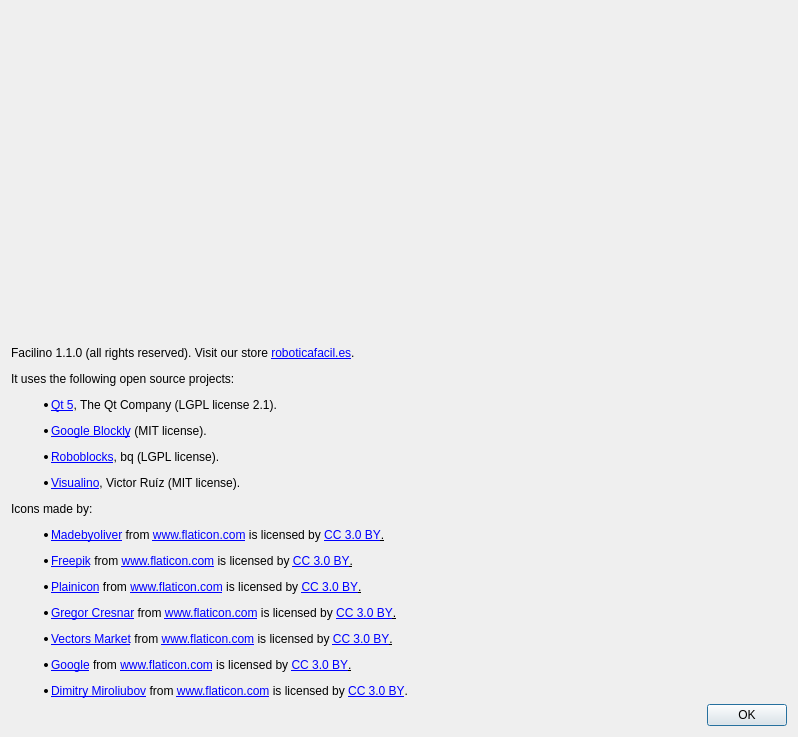
Above: src/aboutdialog.ui from roboticafacil/facilino before the change. Below: the same form after it.
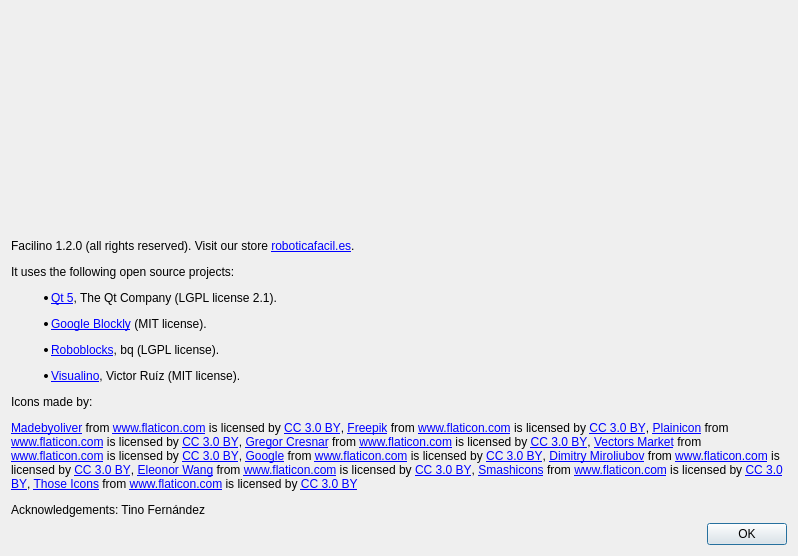
That is the form after the change. Icons and pictures are not drawn.

The edit to the form file:
```diff
--- a/src/aboutdialog.ui
+++ b/src/aboutdialog.ui
@@ -7,7 +7,7 @@
     <x>0</x>
     <y>0</y>
     <width>798</width>
-    <height>737</height>
+    <height>556</height>
    </rect>
   </property>
   <property name="windowTitle">
@@ -39,7 +39,9 @@
    <item>
     <widget class="QLabel" name="label_4">
      <property name="text">
-      <string>&lt;html&gt;&lt;head/&gt;&lt;body&gt;&lt;p&gt;Facilino 1.1.0 (all rights reserved). Visit our store &lt;a href=&quot;https://roboticafacil.es&quot;&gt;&lt;span style=&quot; text-decoration: underline; color:#0000ff;&quot;&gt;roboticafacil.es&lt;/span&gt;&lt;/a&gt;.&lt;/p&gt;&lt;p&gt;It uses the following open source projects:&lt;/p&gt;&lt;ul style=&quot;margin-top: 0px; margin-bottom: 0px; margin-left: 0px; margin-right: 0px; -qt-list-indent: 1;&quot;&gt;&lt;li style=&quot; margin-top:12px; margin-bottom:0px; margin-left:0px; margin-right:0px; -qt-block-indent:0; text-indent:0px;&quot;&gt;&lt;a href=&quot;http://www.qt.io/&quot;&gt;&lt;span style=&quot; text-decoration: underline; color:#0000ff;&quot;&gt;Qt 5&lt;/span&gt;&lt;/a&gt;, The Qt Company (LGPL license 2.1).&lt;/li&gt;&lt;li style=&quot; margin-top:12px; margin-bottom:0px; margin-left:0px; margin-right:0px; -qt-block-indent:0; text-indent:0px;&quot;&gt;&lt;a href=&quot;https://developers.google.com/blockly/&quot;&gt;&lt;span style=&quot; text-decoration: underline; color:#0000ff;&quot;&gt;Google Blockly&lt;/span&gt;&lt;/a&gt; (MIT license).&lt;/li&gt;&lt;li style=&quot; margin-top:12px; margin-bottom:0px; margin-left:0px; margin-right:0px; -qt-block-indent:0; text-indent:0px;&quot;&gt;&lt;a href=&quot;https://github.com/bq/roboblocks&quot;&gt;&lt;span style=&quot; text-decoration: underline; color:#0000ff;&quot;&gt;Roboblocks&lt;/span&gt;&lt;/a&gt;, bq (LGPL license).&lt;/li&gt;&lt;li style=&quot; margin-top:12px; margin-bottom:0px; margin-left:0px; margin-right:0px; -qt-block-indent:0; text-indent:0px;&quot;&gt;&lt;a href=&quot;http://visualino.net&quot;&gt;&lt;span style=&quot; text-decoration: underline; color:#0000ff;&quot;&gt;Visualino&lt;/span&gt;&lt;/a&gt;, Victor Ruíz (MIT license).&lt;/li&gt;&lt;/ul&gt;&lt;p&gt;Icons made by:&lt;/p&gt;&lt;ul style=&quot;margin-top: 0px; margin-bottom: 0px; margin-left: 0px; margin-right: 0px; -qt-list-indent: 1;&quot;&gt;&lt;li style=&quot; margin-top:12px; margin-bottom:0px; margin-left:0px; margin-right:0px; -qt-block-indent:0; text-indent:0px;&quot;&gt;&lt;a href=&quot; http://www.flaticon.com/authors/madebyoliver&quot;&gt;&lt;span style=&quot; text-decoration: underline; color:#0000ff;&quot;&gt;Madebyoliver&lt;/span&gt;&lt;/a&gt; from &lt;a href=&quot; http://www.flaticon.com&quot;&gt;&lt;span style=&quot; text-decoration: underline; color:#0000ff;&quot;&gt;www.flaticon.com&lt;/span&gt;&lt;/a&gt; is licensed by &lt;a href=&quot;http://creativecommons.org/licenses/by/3.0/&quot;&gt;&lt;span style=&quot; text-decoration: underline; color:#0000ff;&quot;&gt;CC 3.0 BY&lt;/span&gt;&lt;/a&gt;&lt;a href=&quot;http://creativecommons.org/licenses/by/3.0/&quot;&gt;&lt;span style=&quot; text-decoration: underline; color:#000000;&quot;&gt;.&lt;/span&gt;&lt;/a&gt;&lt;/li&gt;&lt;/ul&gt;&lt;ul style=&quot;margin-top: 0px; margin-bottom: 0px; margin-left: 0px; margin-right: 0px; -qt-list-indent: 1;&quot;&gt;&lt;li style=&quot; margin-top:12px; margin-bottom:0px; margin-left:0px; margin-right:0px; -qt-block-indent:0; text-indent:0px;&quot;&gt;&lt;a href=&quot;http://www.freepik.com&quot;&gt;&lt;span style=&quot; text-decoration: underline; color:#0000ff;&quot;&gt;Freepik&lt;/span&gt;&lt;/a&gt; from &lt;a href=&quot; http://www.flaticon.com&quot;&gt;&lt;span style=&quot; text-decoration: underline; color:#0000ff;&quot;&gt;www.flaticon.com&lt;/span&gt;&lt;/a&gt; is licensed by &lt;a href=&quot;http://creativecommons.org/licenses/by/3.0/&quot;&gt;&lt;span style=&quot; text-decoration: underline; color:#0000ff;&quot;&gt;CC 3.0 BY&lt;/span&gt;&lt;/a&gt;&lt;a href=&quot;http://creativecommons.org/licenses/by/3.0/&quot;&gt;&lt;span style=&quot; text-decoration: underline; color:#000000;&quot;&gt;.&lt;/span&gt;&lt;/a&gt;&lt;/li&gt;&lt;/ul&gt;&lt;ul style=&quot;margin-top: 0px; margin-bottom: 0px; margin-left: 0px; margin-right: 0px; -qt-list-indent: 1;&quot;&gt;&lt;li style=&quot; margin-top:12px; margin-bottom:0px; margin-left:0px; margin-right:0px; -qt-block-indent:0; text-indent:0px;&quot;&gt;&lt;a href=&quot;http://www.flaticon.com/authors/plainicon&quot;&gt;&lt;span style=&quot; text-decoration: underline; color:#0000ff;&quot;&gt;Plainicon&lt;/span&gt;&lt;/a&gt; from &lt;a href=&quot; http://www.flaticon.com&quot;&gt;&lt;span style=&quot; text-decoration: underline; color:#0000ff;&quot;&gt;www.flaticon.com&lt;/span&gt;&lt;/a&gt; is licensed by &lt;a href=&quot;http://creativecommons.org/licenses/by/3.0/&quot;&gt;&lt;span style=&quot; text-decoration: underline; color:#0000ff;&quot;&gt;CC 3.0 BY&lt;/span&gt;&lt;/a&gt;&lt;a href=&quot;http://creativecommons.org/licenses/by/3.0/&quot;&gt;&lt;span style=&quot; text-decoration: underline; color:#000000;&quot;&gt;.&lt;/span&gt;&lt;/a&gt;&lt;/li&gt;&lt;/ul&gt;&lt;ul style=&quot;margin-top: 0px; margin-bottom: 0px; margin-left: 0px; margin-right: 0px; -qt-list-indent: 1;&quot;&gt;&lt;li style=&quot; margin-top:12px; margin-bottom:0px; margin-left:0px; margin-right:0px; -qt-block-indent:0; text-indent:0px;&quot;&gt;&lt;a href=&quot;http://www.flaticon.com/authors/gregor-cresnar&quot;&gt;&lt;span style=&quot; text-decoration: underline; color:#0000ff;&quot;&gt;Gregor Cresnar&lt;/span&gt;&lt;/a&gt; from &lt;a href=&quot; http://www.flaticon.com&quot;&gt;&lt;span style=&quot; text-decoration: underline; color:#0000ff;&quot;&gt;www.flaticon.com&lt;/span&gt;&lt;/a&gt; is licensed by &lt;a href=&quot;http://creativecommons.org/licenses/by/3.0/&quot;&gt;&lt;span style=&quot; text-decoration: underline; color:#0000ff;&quot;&gt;CC 3.0 BY&lt;/span&gt;&lt;/a&gt;&lt;a href=&quot;http://creativecommons.org/licenses/by/3.0/&quot;&gt;&lt;span style=&quot; text-decoration: underline; color:#000000;&quot;&gt;.&lt;/span&gt;&lt;/a&gt;&lt;/li&gt;&lt;/ul&gt;&lt;ul style=&quot;margin-top: 0px; margin-bottom: 0px; margin-left: 0px; margin-right: 0px; -qt-list-indent: 1;&quot;&gt;&lt;li style=&quot; margin-top:12px; margin-bottom:0px; margin-left:0px; margin-right:0px; -qt-block-indent:0; text-indent:0px;&quot;&gt;&lt;a href=&quot;http://www.flaticon.com/authors/vectors-market&quot;&gt;&lt;span style=&quot; text-decoration: underline; color:#0000ff;&quot;&gt;Vectors Market&lt;/span&gt;&lt;/a&gt; from &lt;a href=&quot; http://www.flaticon.com&quot;&gt;&lt;span style=&quot; text-decoration: underline; color:#0000ff;&quot;&gt;www.flaticon.com&lt;/span&gt;&lt;/a&gt; is licensed by &lt;a href=&quot;http://creativecommons.org/licenses/by/3.0/&quot;&gt;&lt;span style=&quot; text-decoration: underline; color:#0000ff;&quot;&gt;CC 3.0 BY&lt;/span&gt;&lt;/a&gt;&lt;a href=&quot;http://creativecommons.org/licenses/by/3.0/&quot;&gt;&lt;span style=&quot; text-decoration: underline; color:#000000;&quot;&gt;.&lt;/span&gt;&lt;/a&gt;&lt;/li&gt;&lt;/ul&gt;&lt;ul style=&quot;margin-top: 0px; margin-bottom: 0px; margin-left: 0px; margin-right: 0px; -qt-list-indent: 1;&quot;&gt;&lt;li style=&quot; margin-top:12px; margin-bottom:0px; margin-left:0px; margin-right:0px; -qt-block-indent:0; text-indent:0px;&quot;&gt;&lt;a href=&quot; http://www.flaticon.com/authors/google&quot;&gt;&lt;span style=&quot; text-decoration: underline; color:#0000ff;&quot;&gt;Google&lt;/span&gt;&lt;/a&gt; from &lt;a href=&quot; http://www.flaticon.com&quot;&gt;&lt;span style=&quot; text-decoration: underline; color:#0000ff;&quot;&gt;www.flaticon.com&lt;/span&gt;&lt;/a&gt; is licensed by &lt;a href=&quot;http://creativecommons.org/licenses/by/3.0/&quot;&gt;&lt;span style=&quot; text-decoration: underline; color:#0000ff;&quot;&gt;CC 3.0 BY&lt;/span&gt;&lt;/a&gt;&lt;a href=&quot;http://creativecommons.org/licenses/by/3.0/&quot;&gt;&lt;span style=&quot; text-decoration: underline; color:#000000;&quot;&gt;.&lt;/span&gt;&lt;/a&gt;&lt;/li&gt;&lt;/ul&gt;&lt;ul style=&quot;margin-top: 0px; margin-bottom: 0px; margin-left: 0px; margin-right: 0px; -qt-list-indent: 1;&quot;&gt;&lt;li style=&quot; margin-top:12px; margin-bottom:0px; margin-left:0px; margin-right:0px; -qt-block-indent:0; text-indent:0px;&quot;&gt;&lt;a href=&quot;http://www.flaticon.com/authors/dimitry-miroliubov&quot;&gt;&lt;span style=&quot; text-decoration: underline; color:#0000ff;&quot;&gt;Dimitry Miroliubov&lt;/span&gt;&lt;/a&gt; from &lt;a href=&quot;http://www.flaticon.com&quot;&gt;&lt;span style=&quot; text-decoration: underline; color:#0000ff;&quot;&gt;www.flaticon.com&lt;/span&gt;&lt;/a&gt; is licensed by &lt;a href=&quot;http://creativecommons.org/licenses/by/3.0/&quot;&gt;&lt;span style=&quot; text-decoration: underline; color:#0000ff;&quot;&gt;CC 3.0 BY&lt;/span&gt;&lt;/a&gt;.&lt;/li&gt;&lt;/ul&gt;&lt;/body&gt;&lt;/html&gt;</string>
+      <string>&lt;html&gt;&lt;head/&gt;&lt;body&gt;&lt;p&gt;Facilino 1.2.0 (all rights reserved). Visit our store &lt;a href=&quot;https://roboticafacil.es&quot;&gt;&lt;span style=&quot; text-decoration: underline; color:#0000ff;&quot;&gt;roboticafacil.es&lt;/span&gt;&lt;/a&gt;.&lt;/p&gt;&lt;p&gt;It uses the following open source projects:&lt;/p&gt;&lt;ul style=&quot;margin-top: 0px; margin-bottom: 0px; margin-left: 0px; margin-right: 0px; -qt-list-indent: 1;&quot;&gt;&lt;li style=&quot; margin-top:12px; margin-bottom:0px; margin-left:0px; margin-right:0px; -qt-block-indent:0; text-indent:0px;&quot;&gt;&lt;a href=&quot;http://www.qt.io/&quot;&gt;&lt;span style=&quot; text-decoration: underline; color:#0000ff;&quot;&gt;Qt 5&lt;/span&gt;&lt;/a&gt;, The Qt Company (LGPL license 2.1).&lt;/li&gt;&lt;li style=&quot; margin-top:12px; margin-bottom:0px; margin-left:0px; margin-right:0px; -qt-block-indent:0; text-indent:0px;&quot;&gt;&lt;a href=&quot;https://developers.google.com/blockly/&quot;&gt;&lt;span style=&quot; text-decoration: underline; color:#0000ff;&quot;&gt;Google Blockly&lt;/span&gt;&lt;/a&gt; (MIT license).&lt;/li&gt;&lt;li style=&quot; margin-top:12px; margin-bottom:0px; margin-left:0px; margin-right:0px; -qt-block-indent:0; text-indent:0px;&quot;&gt;&lt;a href=&quot;https://github.com/bq/roboblocks&quot;&gt;&lt;span style=&quot; text-decoration: underline; color:#0000ff;&quot;&gt;Roboblocks&lt;/span&gt;&lt;/a&gt;, bq (LGPL license).&lt;/li&gt;&lt;li style=&quot; margin-top:12px; margin-bottom:0px; margin-left:0px; margin-right:0px; -qt-block-indent:0; text-indent:0px;&quot;&gt;&lt;a href=&quot;http://visualino.net&quot;&gt;&lt;span style=&quot; text-decoration: underline; color:#0000ff;&quot;&gt;Visualino&lt;/span&gt;&lt;/a&gt;, Victor Ruíz (MIT license).&lt;/li&gt;&lt;/ul&gt;&lt;p&gt;Icons made by:&lt;/p&gt;&lt;a href=&quot; http://www.flaticon.com/authors/madebyoliver&quot;&gt;&lt;span style=&quot; text-decoration: underline; color:#0000ff;&quot;&gt;Madebyoliver&lt;/span&gt;&lt;/a&gt; from &lt;a href=&quot; http://www.flaticon.com&quot;&gt;&lt;span style=&quot; text-decoration: underline; color:#0000ff;&quot;&gt;www.flaticon.com&lt;/span&gt;&lt;/a&gt; is licensed by &lt;a href=&quot;http://creativecommons.org/licenses/by/3.0/&quot;&gt;&lt;span style=&quot; text-decoration: underline; color:#0000ff;&quot;&gt;CC 3.0 BY&lt;/span&gt;&lt;/a&gt;, 
+&lt;a href=&quot;http://www.freepik.com&quot;&gt;&lt;span style=&quot; text-decoration: underline; color:#0000ff;&quot;&gt;Freepik&lt;/span&gt;&lt;/a&gt; from &lt;a href=&quot; http://www.flaticon.com&quot;&gt;&lt;span style=&quot; text-decoration: underline; color:#0000ff;&quot;&gt;www.flaticon.com&lt;/span&gt;&lt;/a&gt; is licensed by &lt;a href=&quot;http://creativecommons.org/licenses/by/3.0/&quot;&gt;&lt;span style=&quot; text-decoration: underline; color:#0000ff;&quot;&gt;CC 3.0 BY&lt;/span&gt;&lt;/a&gt;, &lt;a href=&quot;http://www.flaticon.com/authors/plainicon&quot;&gt;&lt;span style=&quot; text-decoration: underline; color:#0000ff;&quot;&gt;Plainicon&lt;/span&gt;&lt;/a&gt; from &lt;a href=&quot; http://www.flaticon.com&quot;&gt;&lt;span style=&quot; text-decoration: underline; color:#0000ff;&quot;&gt;www.flaticon.com&lt;/span&gt;&lt;/a&gt; is licensed by &lt;a href=&quot;http://creativecommons.org/licenses/by/3.0/&quot;&gt;&lt;span style=&quot; text-decoration: underline; color:#0000ff;&quot;&gt;CC 3.0 BY&lt;/span&gt;&lt;/a&gt;, &lt;a href=&quot;http://www.flaticon.com/authors/gregor-cresnar&quot;&gt;&lt;span style=&quot; text-decoration: underline; color:#0000ff;&quot;&gt;Gregor Cresnar&lt;/span&gt;&lt;/a&gt; from &lt;a href=&quot; http://www.flaticon.com&quot;&gt;&lt;span style=&quot; text-decoration: underline; color:#0000ff;&quot;&gt;www.flaticon.com&lt;/span&gt;&lt;/a&gt; is licensed by &lt;a href=&quot;http://creativecommons.org/licenses/by/3.0/&quot;&gt;&lt;span style=&quot; text-decoration: underline; color:#0000ff;&quot;&gt;CC 3.0 BY&lt;/span&gt;&lt;/a&gt;, &lt;a href=&quot;http://www.flaticon.com/authors/vectors-market&quot;&gt;&lt;span style=&quot; text-decoration: underline; color:#0000ff;&quot;&gt;Vectors Market&lt;/span&gt;&lt;/a&gt; from &lt;a href=&quot; http://www.flaticon.com&quot;&gt;&lt;span style=&quot; text-decoration: underline; color:#0000ff;&quot;&gt;www.flaticon.com&lt;/span&gt;&lt;/a&gt; is licensed by &lt;a href=&quot;http://creativecommons.org/licenses/by/3.0/&quot;&gt;&lt;span style=&quot; text-decoration: underline; color:#0000ff;&quot;&gt;CC 3.0 BY&lt;/span&gt;&lt;/a&gt;, &lt;a href=&quot; http://www.flaticon.com/authors/google&quot;&gt;&lt;span style=&quot; text-decoration: underline; color:#0000ff;&quot;&gt;Google&lt;/span&gt;&lt;/a&gt; from &lt;a href=&quot; http://www.flaticon.com&quot;&gt;&lt;span style=&quot; text-decoration: underline; color:#0000ff;&quot;&gt;www.flaticon.com&lt;/span&gt;&lt;/a&gt; is licensed by &lt;a href=&quot;http://creativecommons.org/licenses/by/3.0/&quot;&gt;&lt;span style=&quot; text-decoration: underline; color:#0000ff;&quot;&gt;CC 3.0 BY&lt;/span&gt;&lt;/a&gt;, &lt;a href=&quot;http://www.flaticon.com/authors/dimitry-miroliubov&quot;&gt;&lt;span style=&quot; text-decoration: underline; color:#0000ff;&quot;&gt;Dimitry Miroliubov&lt;/span&gt;&lt;/a&gt; from &lt;a href=&quot;http://www.flaticon.com&quot;&gt;&lt;span style=&quot; text-decoration: underline; color:#0000ff;&quot;&gt;www.flaticon.com&lt;/span&gt;&lt;/a&gt; is licensed by &lt;a href=&quot;http://creativecommons.org/licenses/by/3.0/&quot;&gt;&lt;span style=&quot; text-decoration: underline; color:#0000ff;&quot;&gt;CC 3.0 BY&lt;/span&gt;&lt;/a&gt;, &lt;a href=&quot; https://www.flaticon.com/authors/eleonor-wang&quot;&gt;&lt;span style=&quot; text-decoration: underline; color:#0000ff;&quot;&gt;Eleonor Wang&lt;/span&gt;&lt;/a&gt; from &lt;a href=&quot;http://www.flaticon.com&quot;&gt;&lt;span style=&quot; text-decoration: underline; color:#0000ff;&quot;&gt;www.flaticon.com&lt;/span&gt;&lt;/a&gt; is licensed by &lt;a href=&quot;http://creativecommons.org/licenses/by/3.0/&quot;&gt;&lt;span style=&quot; text-decoration: underline; color:#0000ff;&quot;&gt;CC 3.0 BY&lt;/span&gt;&lt;/a&gt;, &lt;a href=&quot;https://www.flaticon.com/authors/smashicons&quot;&gt;&lt;span style=&quot; text-decoration: underline; color:#0000ff;&quot;&gt;Smashicons&lt;/span&gt;&lt;/a&gt; from &lt;a href=&quot;http://www.flaticon.com&quot;&gt;&lt;span style=&quot; text-decoration: underline; color:#0000ff;&quot;&gt;www.flaticon.com&lt;/span&gt;&lt;/a&gt; is licensed by &lt;a href=&quot;http://creativecommons.org/licenses/by/3.0/&quot;&gt;&lt;span style=&quot; text-decoration: underline; color:#0000ff;&quot;&gt;CC 3.0 BY&lt;/span&gt;&lt;/a&gt;, &lt;a href=&quot;https://www.flaticon.com/authors/those-icons&quot;&gt;&lt;span style=&quot; text-decoration: underline; color:#0000ff;&quot;&gt;Those Icons&lt;/span&gt;&lt;/a&gt; from &lt;a href=&quot;http://www.flaticon.com&quot;&gt;&lt;span style=&quot; text-decoration: underline; color:#0000ff;&quot;&gt;www.flaticon.com&lt;/span&gt;&lt;/a&gt; is licensed by &lt;a href=&quot;http://creativecommons.org/licenses/by/3.0/&quot;&gt;&lt;span style=&quot; text-decoration: underline; color:#0000ff;&quot;&gt;CC 3.0 BY&lt;/span&gt;&lt;/a&gt;
+&lt;p&gt;Acknowledgements: Tino Fernández&lt;/p&gt;&lt;/body&gt;&lt;/html&gt;</string>
      </property>
      <property name="wordWrap">
       <bool>true</bool>
```
